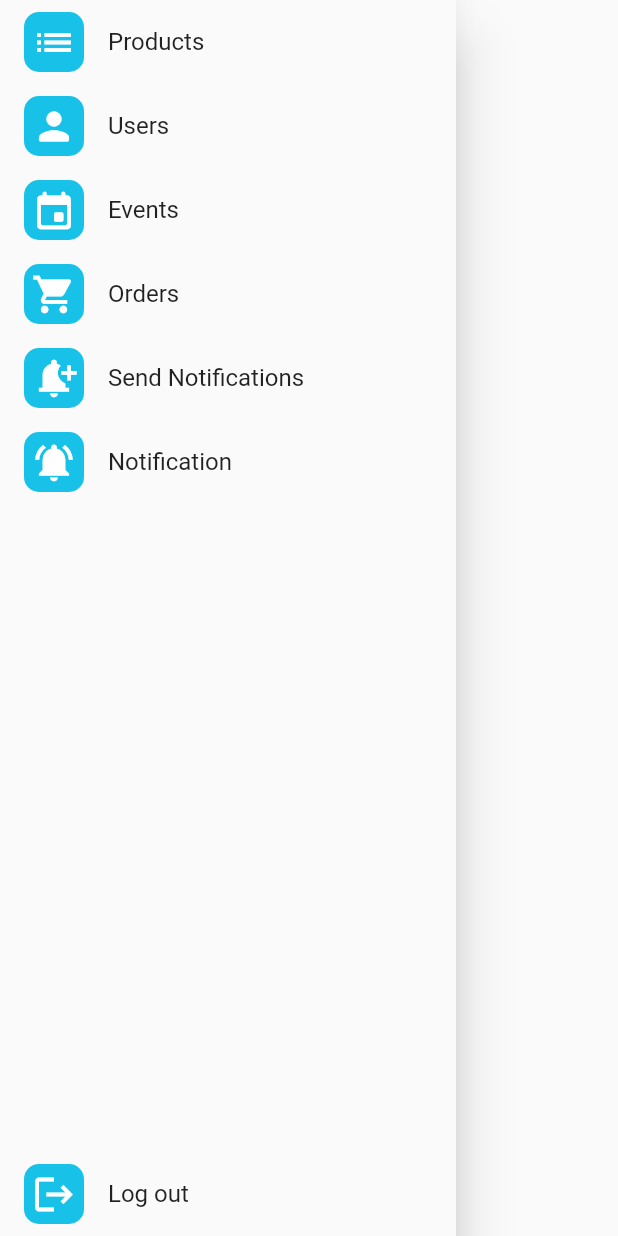
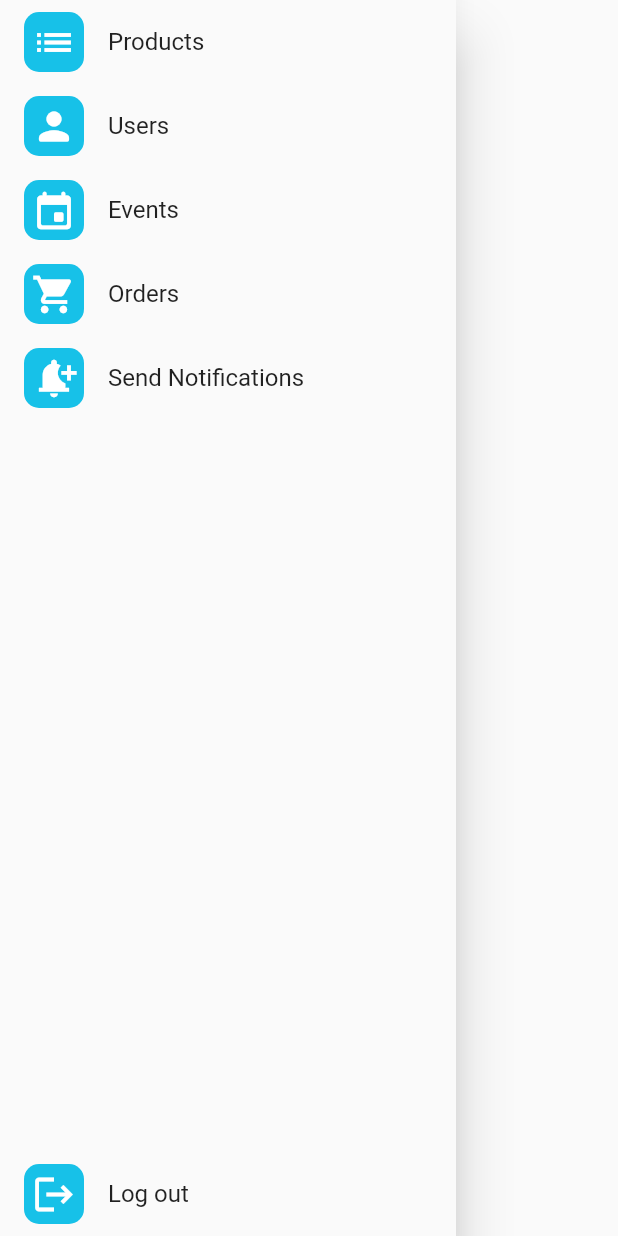
Before and after one commit to mimib00/fenwicks_admin, a Flutter app: the AdminDrawer widget shown alone on an empty page, opened directly, on a phone screen of 412 x 824 dp. Run offline on Flutter 3.47's test engine with Material 2 defaults, Android fonts, the light colour scheme and no system bars; our stand-ins replace cloud_firestore, firebase_auth, firebase_core, firebase_messaging, get, qr_flutter and 2 more; missing offline and left inert: file_saver; accounts and stored records are empty.

Commit message:
name changes

```diff
--- a/lib/meta/widgets/drawer.dart
+++ b/lib/meta/widgets/drawer.dart
@@ -98,23 +98,6 @@ class AdminDrawer extends GetView<NavigationController> {
               ),
               title: const Text("Send Notifications"),
             ),
-            ListTile(
-              onTap: () {},
-              leading: Container(
-                height: 40,
-                width: 40,
-                decoration: BoxDecoration(
-                  color: kSelectedIconBackgroundColor,
-                  borderRadius: BorderRadius.circular(10),
-                ),
-                child: const Icon(
-                  Icons.notifications_active,
-                  size: 30,
-                  color: Colors.white,
-                ),
-              ),
-              title: const Text("Notification"),
-            ),
             const Spacer(),
             ListTile(
               onTap: () {
--- a/lib/views/root/controllers/navigation_controller.dart
+++ b/lib/views/root/controllers/navigation_controller.dart
@@ -1,6 +1,5 @@
-import 'package:fenwicks_admin/views/events/controller/events_controller.dart';
 import 'package:fenwicks_admin/views/events/events.dart';
-import 'package:fenwicks_admin/views/notifications/notification.dart';
+import 'package:fenwicks_admin/views/notifications/send_notification.dart';
 import 'package:fenwicks_admin/views/orders/orders.dart';
 import 'package:fenwicks_admin/views/products/products.dart';
 import 'package:fenwicks_admin/views/users/users.dart';
```
Also changed, not shown: lib/views/notifications/send_notification.dart (renamed from lib/views/notifications/notification.dart).
